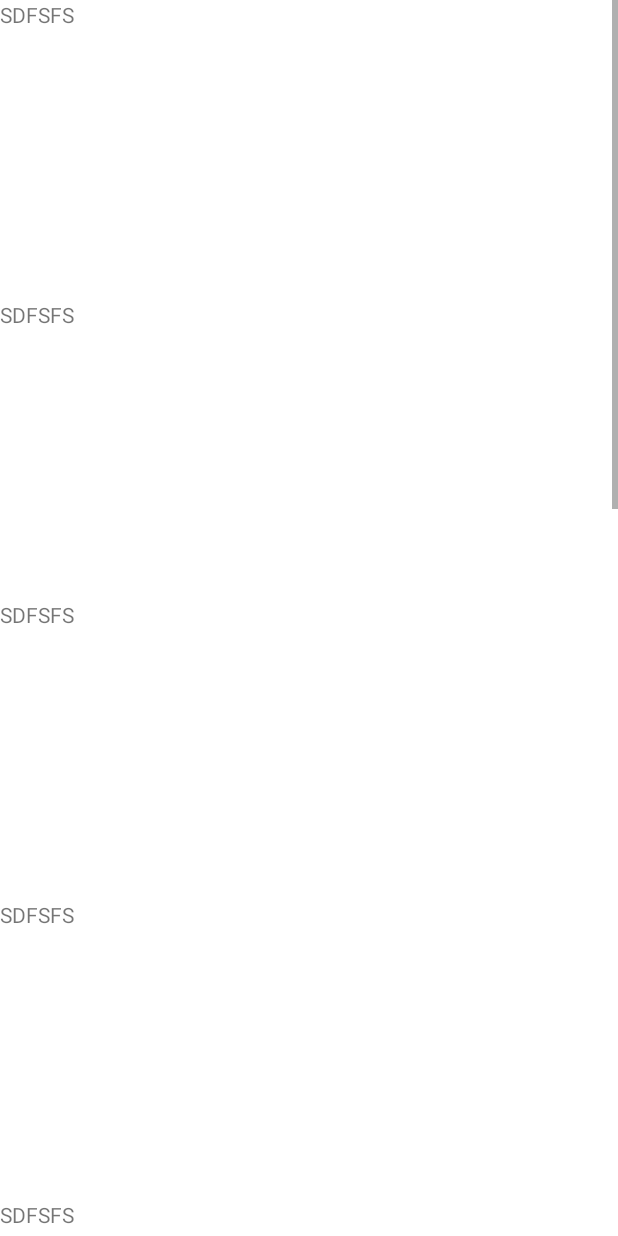
After one commit to AuroraHzx/brary, an Android app: the layout activity_hi_refresh_demo.xml on its own in the app's theme, with its tools: preview values and no code run, on a phone screen of 412 x 824 dp. The commit adds this screen. Run offline under Robolectric (Android 15) with nearby library versions, the phone set to English and light mode, and no system bars.

Commit message:
添加刷新组件

```diff
--- a/app/src/main/AndroidManifest.xml
+++ b/app/src/main/AndroidManifest.xml
@@ -10,6 +10,9 @@
         android:roundIcon="@mipmap/ic_launcher_round"
         android:supportsRtl="true"
         android:theme="@style/Theme.Hilibrary">
+        <activity
+            android:name=".demo.refresh.HiRefreshActivityDemo"
+            android:exported="true" />
         <activity
             android:name=".demo.tab.HiTabTopDemoActivity"
             android:exported="true" />
--- a/app/src/main/java/com/devio/hilibrary/MainActivity.kt
+++ b/app/src/main/java/com/devio/hilibrary/MainActivity.kt
@@ -28,6 +28,10 @@ class MainActivity : AppCompatActivity(), View.OnClickListener {
             R.id.tv_hibottom -> {
                 startActivity(Intent(this, HiTabBottomDemoActivity::class.java))
             }
+            R.id.tv_refresh -> {
+                startActivity(Intent(this, HiTabBottomDemoActivity::class.java))
+            }
+
         }
     }
 
--- /dev/null
+++ b/app/src/main/res/layout/activity_hi_refresh_demo.xml
@@ -0,0 +1,72 @@
+<?xml version="1.0" encoding="utf-8"?>
+<com.devio.hiui.refresh.HiRefreshLayout xmlns:android="http://schemas.android.com/apk/res/android"
+    xmlns:tools="http://schemas.android.com/tools"
+    android:layout_width="match_parent"
+    android:layout_height="match_parent"
+    android:id="@+id/refresh_layout"
+    tools:context=".demo.refresh.HiRefreshActivityDemo">
+
+    <ScrollView
+        android:layout_width="match_parent"
+        android:layout_height="wrap_content">
+
+        <LinearLayout
+            android:layout_width="match_parent"
+            android:layout_height="wrap_content"
+            android:orientation="vertical">
+
+            <TextView
+                android:layout_width="match_parent"
+                android:layout_height="200dp"
+                android:text="SDFSFS" />
+
+            <TextView
+                android:layout_width="match_parent"
+                android:layout_height="200dp"
+                android:text="SDFSFS" />
+
+            <TextView
+                android:layout_width="match_parent"
+                android:layout_height="200dp"
+                android:text="SDFSFS" />
+
+            <TextView
+                android:layout_width="match_parent"
+                android:layout_height="200dp"
+                android:text="SDFSFS" />
+
+            <TextView
+                android:layout_width="match_parent"
+                android:layout_height="200dp"
+                android:text="SDFSFS" />
+
+            <TextView
+                android:layout_width="match_parent"
+                android:layout_height="200dp"
+                android:text="SDFSFS" />
+
+            <TextView
+                android:layout_width="match_parent"
+                android:layout_height="200dp"
+                android:text="SDFSFS" />
+
+            <TextView
+                android:layout_width="match_parent"
+                android:layout_height="200dp"
+                android:text="SDFSFS" />
+
+            <TextView
+                android:layout_width="match_parent"
+                android:layout_height="200dp"
+                android:text="SDFSFS" />
+
+            <TextView
+                android:layout_width="match_parent"
+                android:layout_height="200dp"
+                android:text="SDFSFS" />
+
+
+        </LinearLayout>
+
+    </ScrollView>
+</com.devio.hiui.refresh.HiRefreshLayout>
--- /dev/null
+++ b/hiui/src/main/java/com/devio/hiui/refresh/HiRefresh.java
@@ -0,0 +1,29 @@
+package com.devio.hiui.refresh;
+
+public interface HiRefresh {
+    /**
+     * 刷新时是否禁止滚动
+     * @param disableRefreshScroll 否禁止滚动
+     * */
+    void setDisableRefreshScroll(boolean disableRefreshScroll);
+    /**
+     * 刷新完成
+     * */
+    void refreshFinished();
+
+    /**
+     * 设置下拉刷新的监听器
+     * @param hiRefreshListener 刷新的监听器
+     * */
+    void setRefreshListener(HiRefreshListener hiRefreshListener);
+    /**
+     * 设置下拉刷新的视图
+     * @param hiOverView 下拉刷新视图
+     * */
+    void setRefreshOverView(HiOverView hiOverView);
+
+    interface HiRefreshListener{
+        void onRefresh();
+        boolean enableRefresh();//是否开启下拉刷新
+    }
+}
--- a/hiui/src/main/java/com/devio/hiui/top/HiTabTopLayout.java
+++ b/hiui/src/main/java/com/devio/hiui/top/HiTabTopLayout.java
@@ -116,7 +116,7 @@ public class HiTabTopLayout extends HorizontalScrollView implements IHiTabLayout
             tabWith = tabTop.getWidth();
         }
         //判断点击了屏幕左侧还是右侧
-        if ((loc[0] + tabWith / 2) > HiDisplayUtil.getDisplayHeightInPx(getContext()) / 2) {
+        if ((loc[0] + tabWith / 2) > HiDisplayUtil.getDisplayWidthInPx(getContext()) / 2) {
             scrollWidth = rangeScrollWidth(index, 2);
         } else {
             scrollWidth = rangeScrollWidth(index, -2);
```
Also changed, not shown: app/src/main/java/com/devio/hilibrary/demo/refresh/HiRefreshActivityDemo.kt (added, +14 -0 lines), app/src/main/res/layout/activity_main.xml (+7 -0 lines), hiui/src/main/java/com/devio/hiui/refresh/HiGestureDetector.java (added, +36 -0 lines), hiui/src/main/java/com/devio/hiui/refresh/HiOverView.java (added, +119 -0 lines), hiui/src/main/java/com/devio/hiui/refresh/HiRefreshLayout.java (added, +254 -0 lines), hiui/src/main/java/com/devio/hiui/refresh/HiScrollUtil.java (added, +56 -0 lines), hiui/src/main/java/com/devio/hiui/refresh/HiTextOverView.java (added, +61 -0 lines), hiui/src/main/res/anim/rotate_anim.xml (added, +8 -0 lines), hiui/src/main/res/layout/hi_refresh_overview.xml (added, +27 -0 lines), hiui/src/main/res/drawable/rotate_daisy.png (added).
